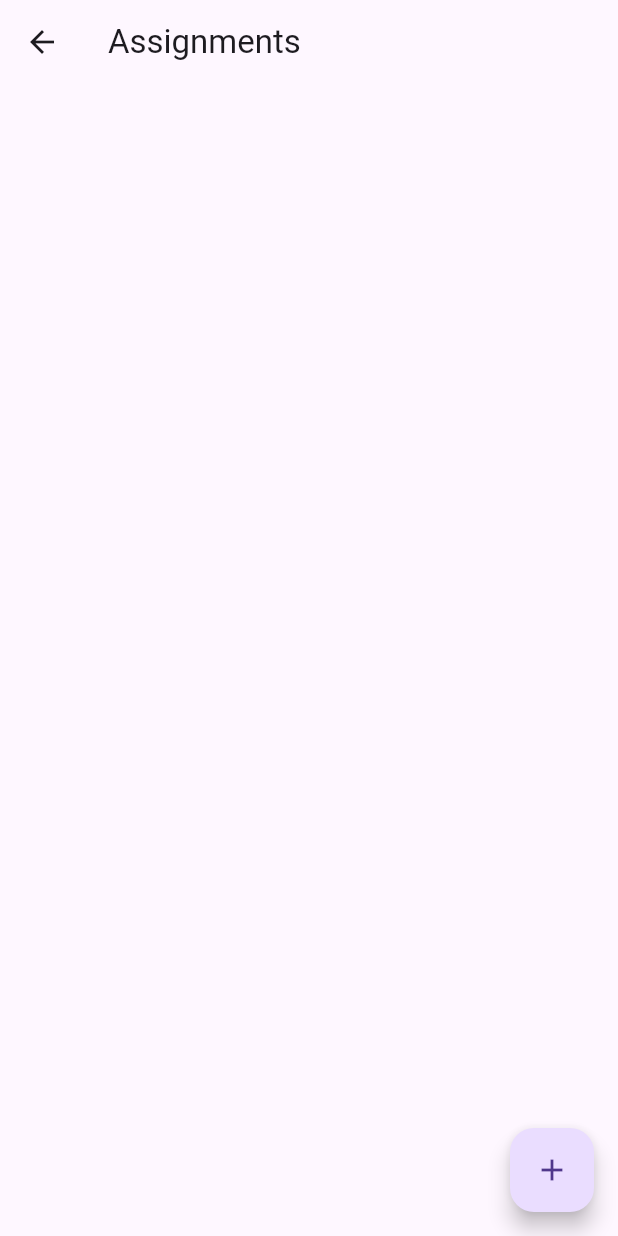
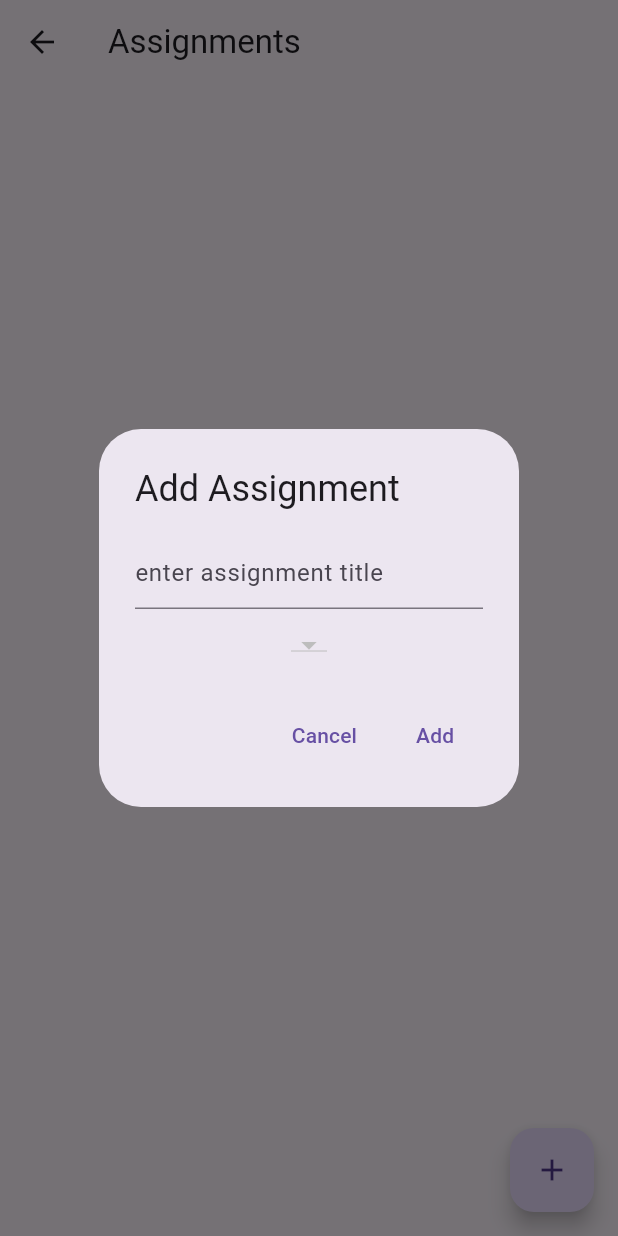
Before and after one commit to Sirius-Puppet/homeworktracker_keyboardsmashname, a Flutter app: the AssignmentListScreen screen opened directly, after a tap on the "add" icon, on a phone screen of 412 x 824 dp. Run offline on Flutter 3.47's test engine with Material 3 defaults, Android fonts, the phone set to English and light mode, and no system bars; our stand-ins replace cloud_firestore, firebase_auth, firebase_core, firebase_database, percent_indicator; accounts and stored records are empty.

Commit message:
fixed typos in assignment list screen GOD DAMNIT I WRITE 60 K WORD FANFICS FOR FUN HOW DID I MESS THIS UP

```diff
--- a/lib/views/assignment_list_screen.dart
+++ b/lib/views/assignment_list_screen.dart
@@ -44,10 +44,11 @@ class _AssignmentListScreenState extends State<AssignmentListScreen> {
   _newAssignmentCourse = _courseNames.isNotEmpty ? _courseNames.first : null;
 
     showDialog(
+      context: context,
       builder: (BuildContext dialogContext) {
         return StatefulBuilder(
           builder: (context, setDialogState) {
-            return AlterDialog(
+            return AlertDialog(
               title: const Text('Add Assignment'),
               content: Column(
                 mainAxisSize: MainAxisSize.min,
@@ -62,7 +63,7 @@ class _AssignmentListScreenState extends State<AssignmentListScreen> {
                   ),
                   const SizedBox(height: 12),
                   DropdownButton<String>(
-                    value: _newAssignmentCourse
+                    value: _newAssignmentCourse,
                     items: _courseNames.map((name) {
                       return DropdownMenuItem(value: name, child: Text(name));
                     }).toList(),
```
